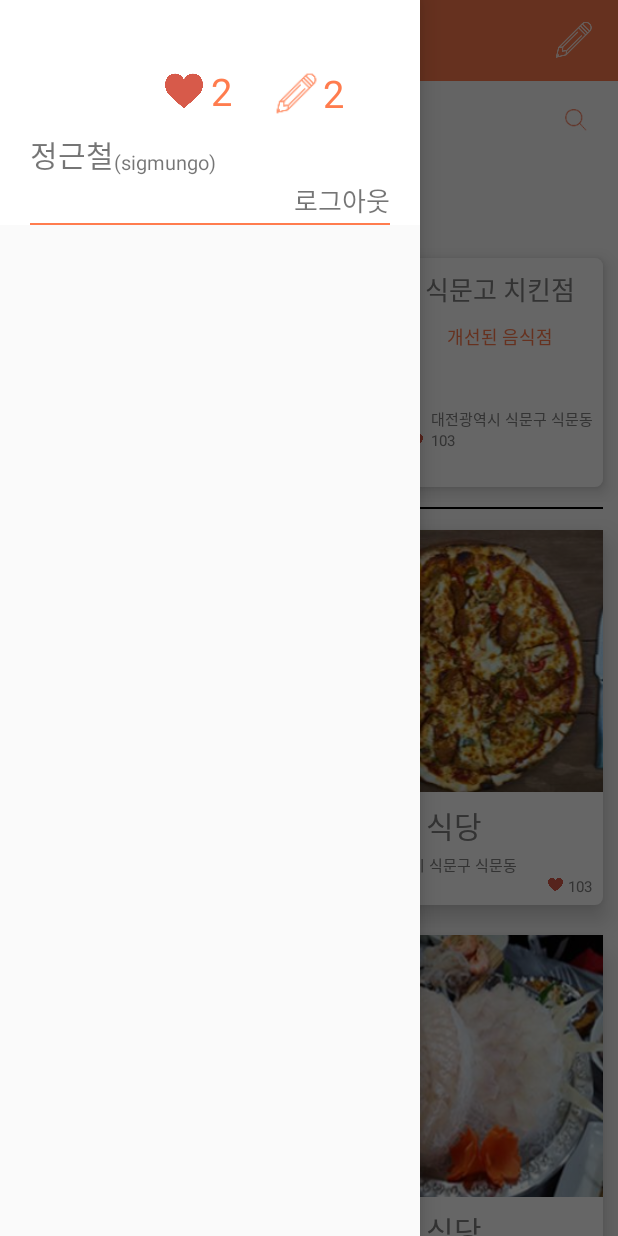
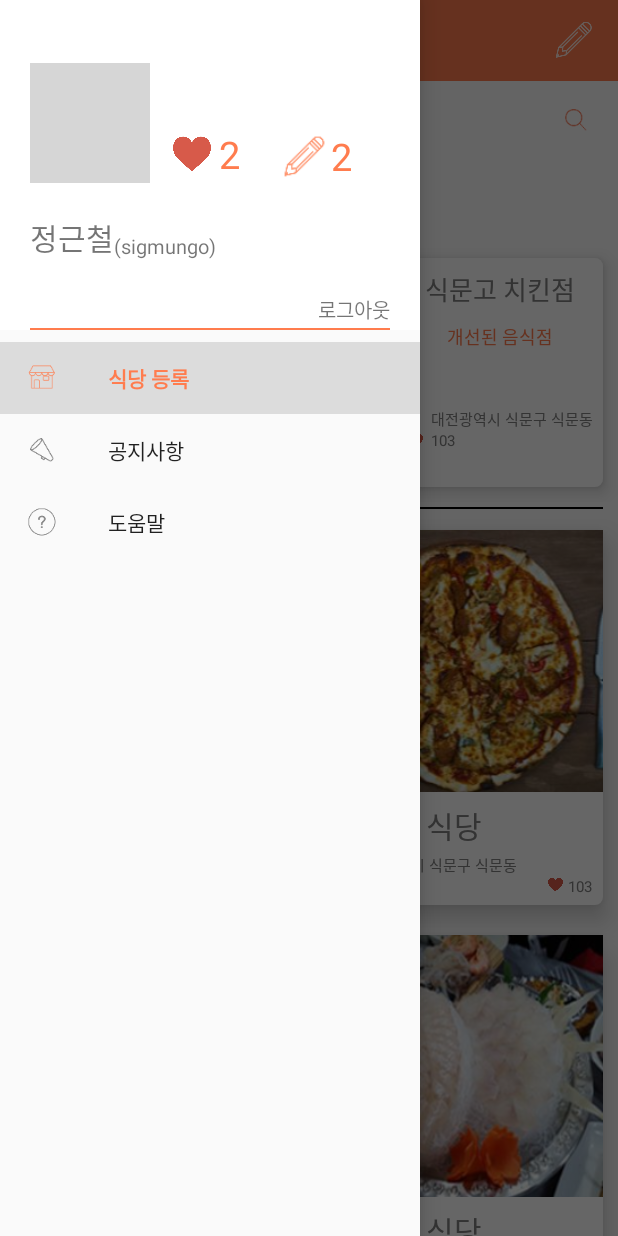
Before and after one commit to geni429/SigMunGo, an Android app: the Main screen opened directly, with no data from a screen before it, with the side drawer open, on a phone screen of 412 x 824 dp. Run offline under Robolectric (Android 15) with nearby library versions, the light colour scheme and no system bars; pictures from the network do not load; grey boxes are pictures that could not be loaded.

Commit message:
main sidemenu 구현

```diff
--- a/SigMunGo/app/src/main/java/com/example/sigmungo/sigmungo/Main.java
+++ b/SigMunGo/app/src/main/java/com/example/sigmungo/sigmungo/Main.java
@@ -3,11 +3,18 @@ package com.example.sigmungo.sigmungo;
 import android.app.Activity;
 import android.content.Intent;
 import android.os.Bundle;
+import android.support.design.widget.NavigationView;
+import android.support.v4.view.GravityCompat;
 import android.support.v4.view.ViewPager;
 import android.support.v4.widget.DrawerLayout;
+import android.support.v7.app.ActionBar;
 import android.support.v7.app.AppCompatActivity;
 import android.support.v7.widget.GridLayoutManager;
 import android.support.v7.widget.RecyclerView;
+import android.support.v7.widget.Toolbar;
+import android.util.Log;
+import android.view.Menu;
+import android.view.MenuItem;
 import android.view.View;
 import android.widget.Button;
 import android.widget.TextView;
@@ -24,7 +31,8 @@ import java.util.List;
  */
 
 public class Main extends AppCompatActivity {
-    public RecyclerView recyclerView;
+    private Toolbar toolbar;
+    private RecyclerView recyclerView;
     private DrawerLayout mDrawerLayout;
     ViewPager pager;
 
@@ -34,13 +42,58 @@ public class Main extends AppCompatActivity {
         setContentView(R.layout.main);
         recyclerView = (RecyclerView) findViewById(R.id.restaurants_info);
         pager = (ViewPager)findViewById(R.id.main_pager);
+        toolbar = (Toolbar)findViewById(R.id.toolbar);
+        setSupportActionBar(toolbar);
+        ActionBar actionBar = getSupportActionBar();
+        actionBar.setDisplayHomeAsUpEnabled(false);
+        actionBar.setDisplayShowCustomEnabled(true);
+
+        mDrawerLayout = (DrawerLayout) findViewById(R.id.drawer_layout);
+
+        NavigationView navigationView = (NavigationView) findViewById(R.id.navigation_view);
+        navigationView.setNavigationItemSelectedListener(new NavigationView.OnNavigationItemSelectedListener() {
+            @Override
+            public boolean onNavigationItemSelected(MenuItem menuItem) {
+                mDrawerLayout.closeDrawers();
+
+                int id = menuItem.getItemId();
+                switch (id) {
+                    case R.id.nav_item_restaurant:
+                        Log.d("nav_item_restaurant", "clicked");
+                        break;
+                    case R.id.nav_item_notice:
+                        Log.d("nav_item_notice", "clicked");
+                        break;
+                    case R.id.nav_item_help:
+                        Log.d("nav_item_help", "clicked");
+                        break;
+                }
+
+                return true;
+            }
+        });
 
         PagerThread thread = new PagerThread();
         thread.start();
         initData();
 
         mDrawerLayout = (DrawerLayout)findViewById(R.id.drawer_layout);
+    }
 
+    @Override
+    public boolean onOptionsItemSelected(MenuItem item) {
+        // Handle action bar item clicks here. The action bar will
+        // automatically handle clicks on the Home/Up button, so long
+        // as you specify a parent activity in AndroidManifest.xml.
+        int id = item.getItemId();
+
+        switch (id) {
+            case android.R.id.home:
+                mDrawerLayout.openDrawer(GravityCompat.START);
+                return true;
+        }
+
+        return super.onOptionsItemSelected(item);
     }
 
     public void setLocation(View v){
@@ -68,4 +121,16 @@ public class Main extends AppCompatActivity {
             pager.setAdapter(adapter);
         }
     }
+
+    public void toolbarItemOnClick(View v){
+        switch (v.getId()){
+            case R.id.sidemenu_btn:
+                mDrawerLayout.openDrawer(GravityCompat.START);
+                Log.d("sidemenu_btn", "clicked");
+                break;
+            case R.id.simplewrite_btn:
+                Log.d("simplewrite_btn", "clicked");
+                break;
+        }
+    }
 }
--- a/SigMunGo/app/src/main/res/layout/drawer_header.xml
+++ b/SigMunGo/app/src/main/res/layout/drawer_header.xml
@@ -2,7 +2,7 @@
 <LinearLayout xmlns:android="http://schemas.android.com/apk/res/android"
     android:orientation="vertical"
     android:layout_width="match_parent"
-    android:layout_height="150dp"
+    android:layout_height="220dp"
     android:weightSum="5"
     android:background="@android:color/white">
     <LinearLayout
@@ -13,8 +13,11 @@
         android:layout_marginLeft="20dp"
         android:gravity="bottom">
         <ImageView
-            android:layout_width="90dp"
-            android:layout_height="match_parent" />
+            android:layout_width="80dp"
+            android:layout_height="80dp"
+            android:src="@drawable/ic_profile_photo"
+            android:layout_marginRight="15dp"
+            android:layout_marginBottom="8dp"/>
         <LinearLayout
             android:orientation="horizontal"
             android:layout_width="wrap_content"
@@ -91,7 +94,7 @@
             android:layout_width="wrap_content"
             android:layout_height="wrap_content"
             android:text="로그아웃"
-            android:textSize="17dp"/>
+            android:textSize="13dp"/>
     </LinearLayout>
     <View
         android:layout_width="match_parent"
--- a/SigMunGo/app/src/main/res/layout/main.xml
+++ b/SigMunGo/app/src/main/res/layout/main.xml
@@ -110,9 +110,10 @@
         </LinearLayout>
     </LinearLayout>
     <android.support.design.widget.NavigationView
+        android:id="@+id/navigation_view"
         android:layout_width="wrap_content"
         android:layout_height="match_parent"
         android:layout_gravity="start"
         app:headerLayout="@layout/drawer_header"
-        app:menu="@menu/activity_main_drawer"/>
+        app:menu="@menu/drawer"/>
 </android.support.v4.widget.DrawerLayout>
--- a/SigMunGo/app/src/main/res/layout/main_toolbar.xml
+++ b/SigMunGo/app/src/main/res/layout/main_toolbar.xml
@@ -19,7 +19,8 @@
             android:src="@drawable/ic_action_sidemenu"
             android:background="@null"
             android:layout_alignParentLeft="true"
-            android:layout_centerVertical="true" />
+            android:layout_centerVertical="true"
+            android:onClick="toolbarItemOnClick"/>
 
         <ImageButton
             android:id="@+id/simplewrite_btn"
@@ -29,6 +30,7 @@
             android:src="@drawable/ic_action_simplewrite"
             android:background="@null"
             android:layout_alignParentRight="true"
-            android:layout_centerVertical="true"/>
+            android:layout_centerVertical="true"
+            android:onClick="toolbarItemOnClick"/>
     </RelativeLayout>
 </android.support.v7.widget.Toolbar>
--- a/SigMunGo/app/src/main/res/menu/drawer.xml
+++ b/SigMunGo/app/src/main/res/menu/drawer.xml
@@ -12,7 +12,7 @@
             android:icon="@drawable/ic_notice"
             android:title="@string/notice" />
         <item
-            android:id="@+id/navigation_item_attachment"
+            android:id="@+id/nav_item_help"
             android:checked="true"
             android:icon="@drawable/ic_help"
             android:title="@string/help" />
--- a/SigMunGo/app/src/main/res/values/strings.xml
+++ b/SigMunGo/app/src/main/res/values/strings.xml
@@ -6,4 +6,10 @@
     <string name="notice">공지사항</string>
     <string name="setting">환경설정</string>
     <string name="help">도움말</string>
+    <string name="title_activity_drawer_layout">DrawerLayout</string>
+
+    <string name="navigation_drawer_open">Open navigation drawer</string>
+    <string name="navigation_drawer_close">Close navigation drawer</string>
+
+    <string name="action_settings">Settings</string>
 </resources>
```
Also changed, not shown: SigMunGo/app/build.gradle (+5 -4 lines), SigMunGo/app/src/main/AndroidManifest.xml (+25 -8 lines), SigMunGo/app/src/main/res/values/styles.xml (+10 -0 lines).
